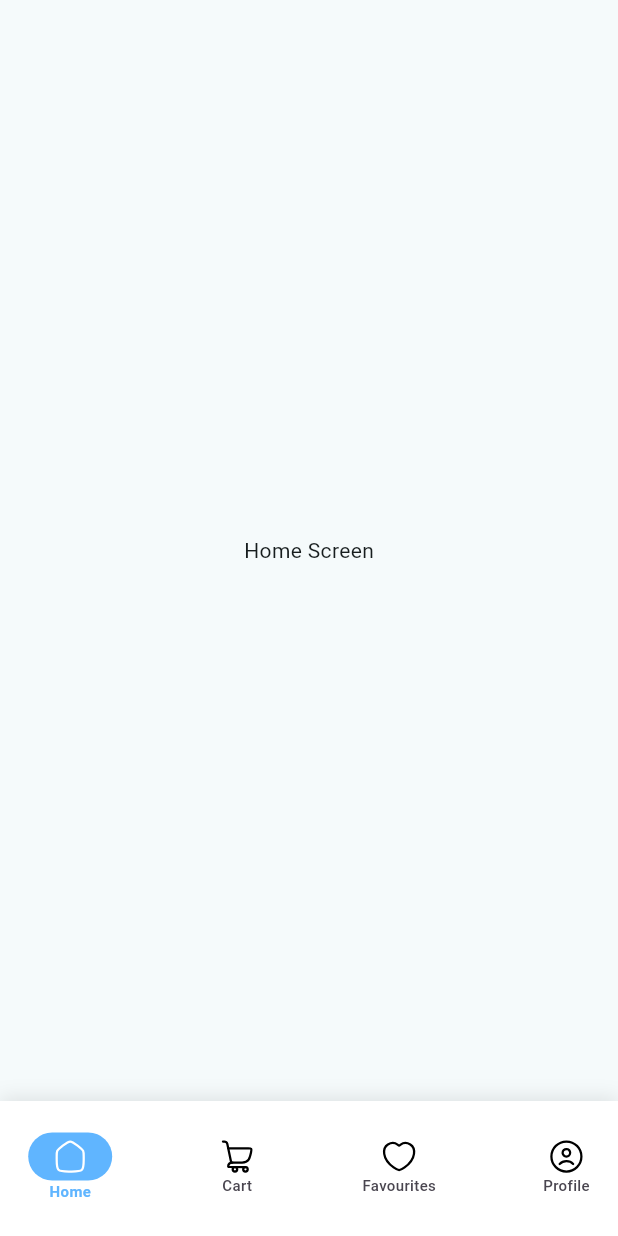
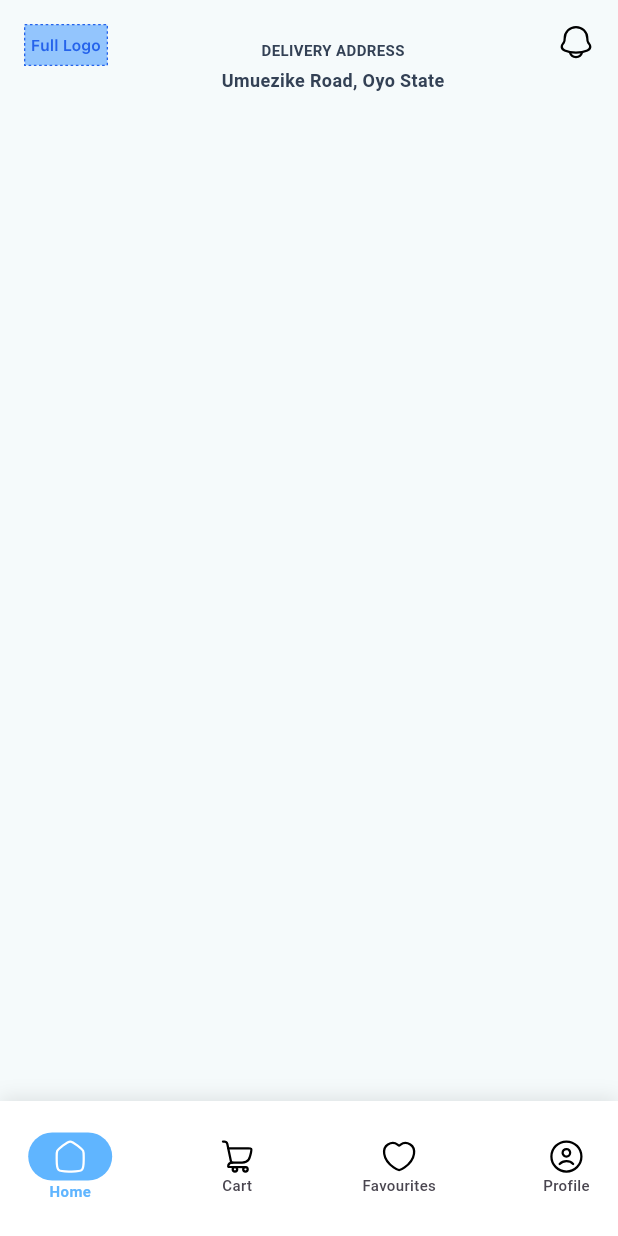
Before and after one commit to usmanabdulmajid/mini_mart, a Flutter app: the screen it shows after launch, on a phone screen of 412 x 824 dp. Run offline on Flutter 3.47's test engine with Material 3 defaults, Android fonts, the phone set to English and light mode, and no system bars; our stand-ins replace flutter_svg, gap.

Commit message:
add custom appbar

```diff
--- a/lib/core/icons/app_icons.dart
+++ b/lib/core/icons/app_icons.dart
@@ -7,4 +7,5 @@ abstract class AppIcons {
   static const String minus = 'assets/icon/minus_icon.svg';
   static const String notification = 'assets/icon/notification_icon.svg';
   static const String profile = 'assets/icon/profile_icon.svg';
+  static const String logo = 'assets/icon/logo_icon.svg';
 }
--- /dev/null
+++ b/lib/presentation/component/custom_appbar.dart
@@ -0,0 +1,39 @@
+import 'package:flutter/material.dart';
+import 'package:flutter_svg/svg.dart';
+import 'package:gap/gap.dart';
+import 'package:mini_mart/core/icons/app_icons.dart';
+import 'package:mini_mart/presentation/theme/app_theme.dart';
+
+class CustomAppbar extends StatelessWidget {
+  const CustomAppbar({super.key});
+
+  @override
+  Widget build(BuildContext context) {
+    final textStyle = Theme.of(context).appTextStyles.appBarTitle;
+    return Container(
+      color: Theme.of(context).scaffoldBackgroundColor,
+      padding: EdgeInsets.fromLTRB(16, 16, 16, 0),
+      child: Row(
+        crossAxisAlignment: CrossAxisAlignment.start,
+        mainAxisAlignment: MainAxisAlignment.spaceBetween,
+        children: [
+          SvgPicture.asset(AppIcons.logo),
+          Padding(
+            padding: const EdgeInsets.only(top: 10),
+            child: Column(
+              children: [
+                Text('DELIVERY ADDRESS', style: textStyle),
+                Gap(5),
+                Text(
+                  'Umuezike Road, Oyo State',
+                  style: textStyle.copyWith(fontSize: 12),
+                ),
+              ],
+            ),
+          ),
+          SvgPicture.asset(AppIcons.notification),
+        ],
+      ),
+    );
+  }
+}
--- a/lib/presentation/screen/home.dart
+++ b/lib/presentation/screen/home.dart
@@ -2,6 +2,7 @@ import 'package:flutter/material.dart';
 import 'package:flutter_svg/flutter_svg.dart';
 import 'package:mini_mart/core/icons/app_icons.dart';
 import 'package:mini_mart/presentation/component/custom_bottom_nav.dart';
+import 'package:mini_mart/presentation/screen/home_screen.dart';
 import 'package:mini_mart/presentation/theme/style/app_palette.dart';
 
 class Home extends StatefulWidget {
@@ -19,7 +20,7 @@ class _HomeState extends State<Home> {
       body: IndexedStack(
         index: _currentIndex,
         children: [
-          Center(child: Text('Home Screen')),
+          HomeScreen(),
           Center(child: Text('Cart Screen')),
           Center(child: Text('Favourites Screen')),
           Center(child: Text('Profile Screen')),
--- /dev/null
+++ b/lib/presentation/screen/home_screen.dart
@@ -0,0 +1,11 @@
+import 'package:flutter/material.dart';
+import 'package:mini_mart/presentation/component/custom_appbar.dart';
+
+class HomeScreen extends StatelessWidget {
+  const HomeScreen({super.key});
+
+  @override
+  Widget build(BuildContext context) {
+    return SafeArea(child: Scaffold(body: Column(children: [CustomAppbar()])));
+  }
+}
```
Also changed, not shown: pubspec.yaml (+1 -6 lines), assets/icon/logo_icon.svg (added), pubspec.lock.
